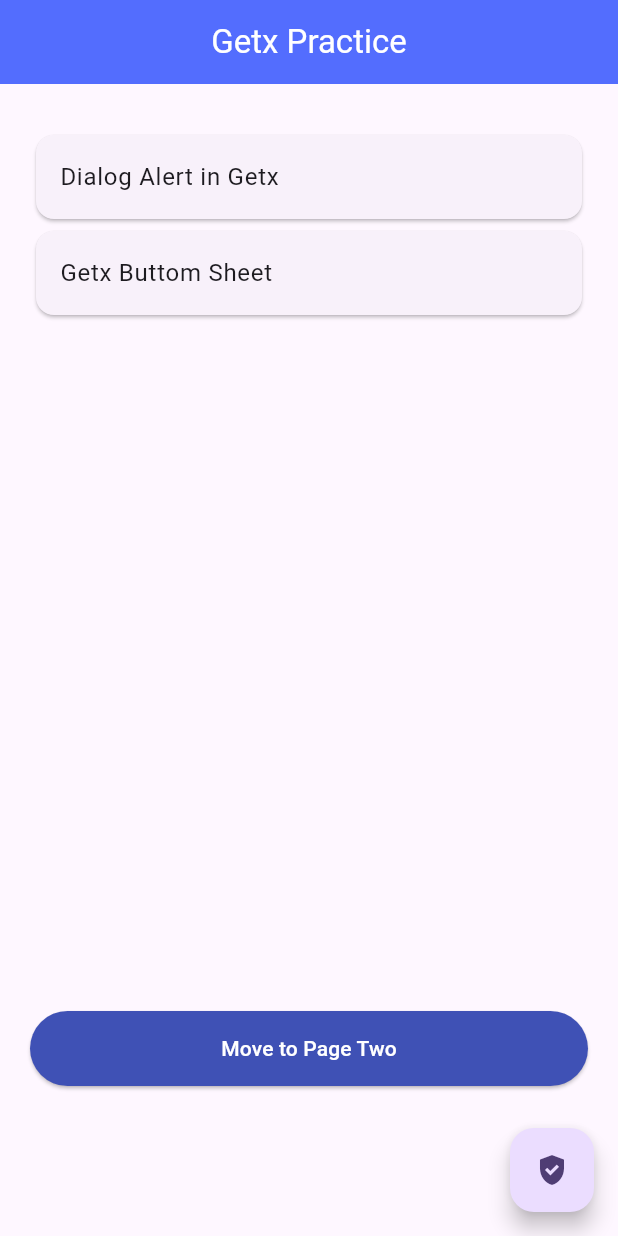
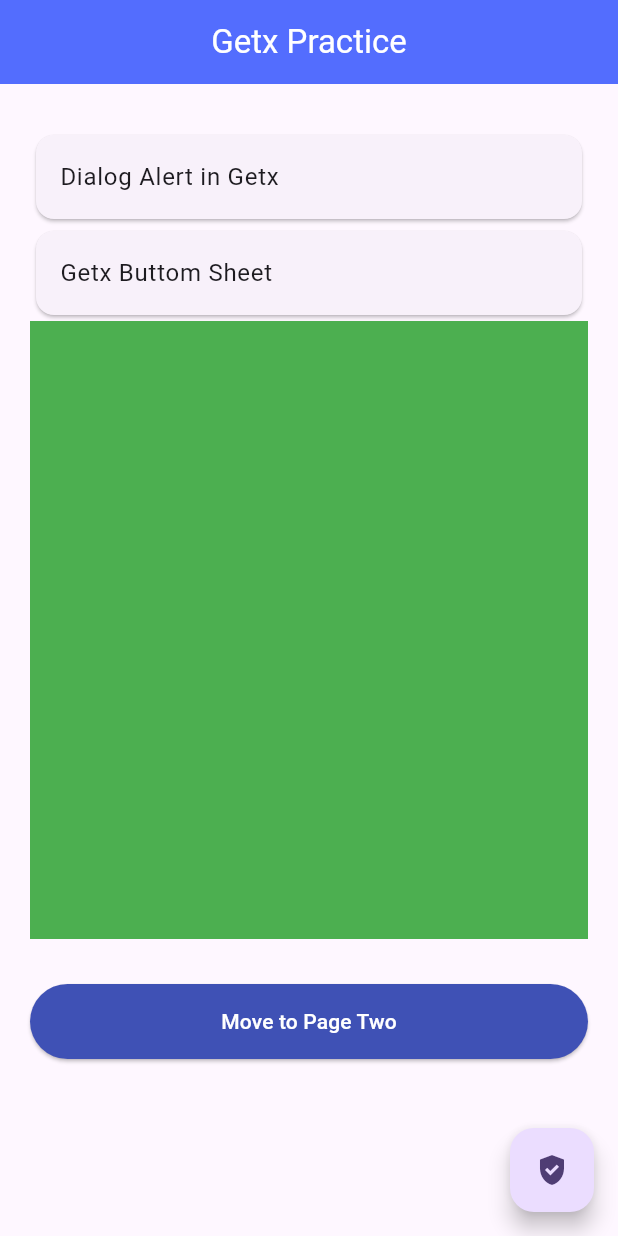
Before and after one commit to AdeelAhmadKhan36/GetX-Statemanagement, a Flutter app: the screen it shows after launch, on a phone screen of 412 x 824 dp. Run offline on Flutter 3.47's test engine with Material 3 defaults, Android fonts, the light colour scheme and no system bars; our stand-ins replace get.

Commit message:
MediaQuery through GetX

```diff
--- a/lib/view/HomePage.dart
+++ b/lib/view/HomePage.dart
@@ -9,7 +9,9 @@ class My_HomePage extends StatefulWidget {
 
 class _My_HomePageState extends State<My_HomePage> {
   @override
+
   Widget build(BuildContext context) {
+    final height=MediaQuery.of(context).size.height*0.2;
     return Scaffold(
       appBar: AppBar(
         title: Text("Getx Practice",style: TextStyle(color: Colors.white),),
@@ -75,7 +77,12 @@ class _My_HomePageState extends State<My_HomePage> {
                 },
               ),
             ),
-            SizedBox(height: 460,),
+
+            Container(
+               height:  Get.height*0.5,
+              color: Colors.green,
+            ),
+           SizedBox(height: 30,),
 
             ElevatedButton(onPressed: (){
 
```
